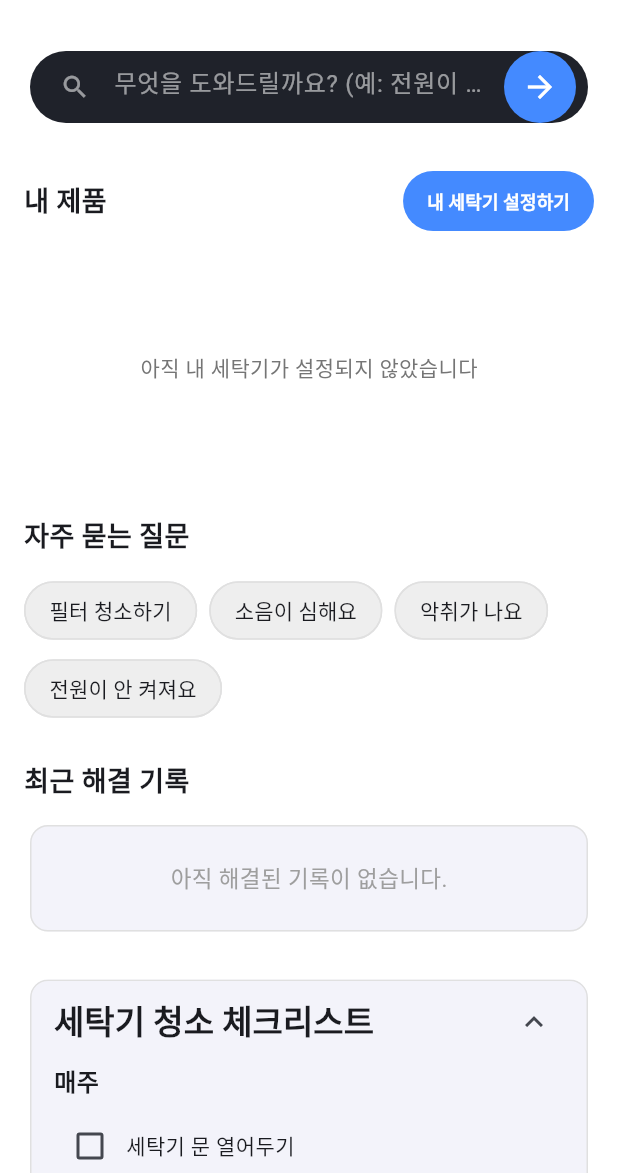
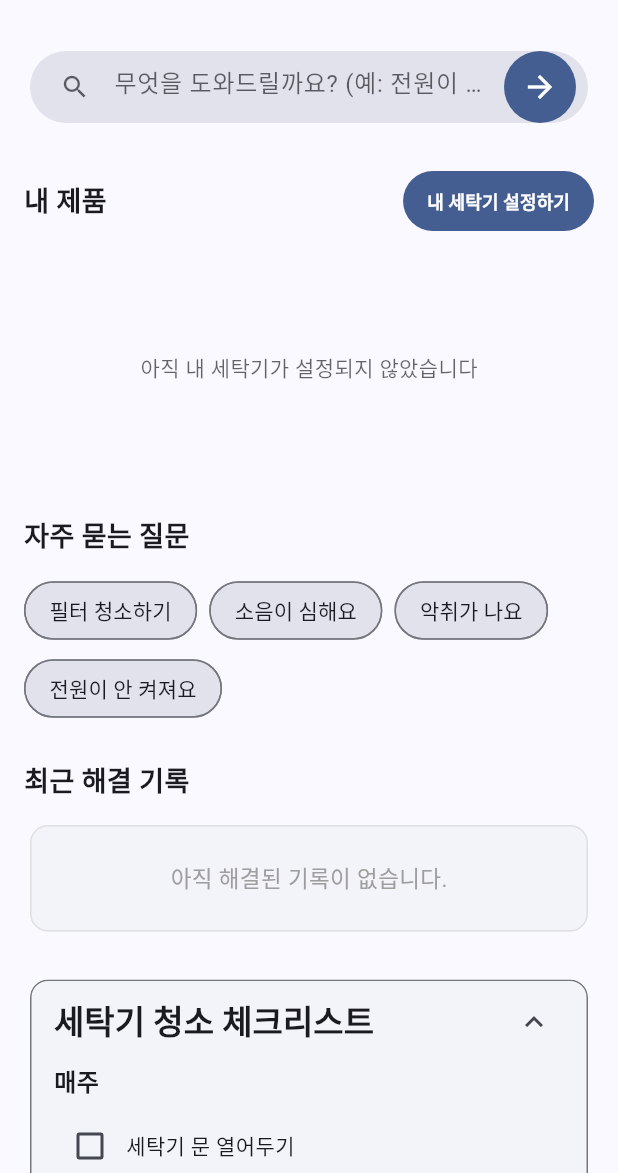
Before and after one commit to jw77668/Mobile_programming_Group, a Flutter app: the HomePage screen opened directly, on a phone screen of 412 x 824 dp, the part 63-1236 px from its top. Run offline on Flutter 3.47's test engine with Material 3 defaults, Android fonts, the phone set to English and light mode, and no system bars; our stand-ins replace hive, hive_flutter, image_picker, shared_preferences; missing offline and left inert: flutter_quill, syncfusion_flutter_pdfviewer; accounts and stored records are empty; network calls fail.

Commit message:
메모장 미리보기, 레이아웃, 기능 수정

```diff
--- a/lib/pages/home_page.dart
+++ b/lib/pages/home_page.dart
@@ -34,6 +34,7 @@ class HomePage extends StatelessWidget {
   @override
   Widget build(BuildContext context) {
     final myWasher = Provider.of<WasherService>(context).currentWasher;
+    final theme = Theme.of(context);
 
     return Scaffold(
       appBar: AppBar(
@@ -42,7 +43,7 @@ class HomePage extends StatelessWidget {
           style: TextStyle(fontWeight: FontWeight.bold),
         ),
         centerTitle: true,
-        backgroundColor: Colors.white,
+        backgroundColor: theme.scaffoldBackgroundColor,
         elevation: 0,
       ),
       body: SingleChildScrollView(
@@ -72,11 +73,12 @@ class HomePage extends StatelessWidget {
           ],
         ),
       ),
-      backgroundColor: Colors.white,
+      backgroundColor: theme.scaffoldBackgroundColor,
     );
   }
 
   Widget _buildMemoSection(BuildContext context) {
+    final theme = Theme.of(context);
     return InkWell(
       onTap: () => _navigateToNoteList(context),
       borderRadius: BorderRadius.circular(12),
@@ -84,19 +86,19 @@ class HomePage extends StatelessWidget {
         elevation: 0,
         shape: RoundedRectangleBorder(
           borderRadius: BorderRadius.circular(12),
-          side: BorderSide(color: Colors.grey[300]!),
+          side: BorderSide(color: theme.dividerColor),
         ),
-        child: const Padding(
-          padding: EdgeInsets.symmetric(vertical: 4.0),
+        child: Padding(
+          padding: const EdgeInsets.symmetric(vertical: 4.0),
           child: ListTile(
-            leading: Icon(Icons.note_alt, color: Colors.blueAccent, size: 28),
-            title: Text(
+            leading: Icon(Icons.note_alt, color: theme.colorScheme.primary, size: 28),
+            title: const Text(
               '메모 리스트',
               style: TextStyle(fontWeight: FontWeight.w500),
             ),
             trailing: Icon(
               Icons.arrow_forward_ios,
-              color: Colors.grey,
+              color: theme.hintColor,
               size: 18,
             ),
           ),
@@ -106,6 +108,7 @@ class HomePage extends StatelessWidget {
   }
 
   Widget _buildSearchCard(BuildContext context, WasherModel? myWasher) {
+    final theme = Theme.of(context);
     return InkWell(
       onTap: () {
         if (myWasher != null) {
@@ -121,24 +124,24 @@ class HomePage extends StatelessWidget {
       },
       child: Card(
         elevation: 0,
-        color: const Color(0xFF1F222A),
+        color: theme.colorScheme.surfaceVariant,
         shape: RoundedRectangleBorder(borderRadius: BorderRadius.circular(30)),
-        child: const IgnorePointer(
+        child: IgnorePointer(
           child: Padding(
-            padding: EdgeInsets.symmetric(horizontal: 8.0),
+            padding: const EdgeInsets.symmetric(horizontal: 8.0),
             child: TextField(
-              style: TextStyle(color: Colors.white),
+              style: TextStyle(color: theme.colorScheme.onSurfaceVariant),
               decoration: InputDecoration(
                 icon: Padding(
-                  padding: EdgeInsets.only(left: 12.0),
-                  child: Icon(Icons.search, color: Colors.white54, size: 20),
+                  padding: const EdgeInsets.only(left: 12.0),
+                  child: Icon(Icons.search, color: theme.hintColor, size: 20),
                 ),
                 hintText: '무엇을 도와드릴까요? (예: 전원이 안 켜져요)',
-                hintStyle: TextStyle(color: Colors.white54),
+                hintStyle: TextStyle(color: theme.hintColor),
                 border: InputBorder.none,
                 suffixIcon: CircleAvatar(
-                  backgroundColor: Colors.blueAccent,
-                  child: Icon(Icons.arrow_forward, color: Colors.white),
+                  backgroundColor: theme.colorScheme.primary,
+                  child: Icon(Icons.arrow_forward, color: theme.colorScheme.onPrimary),
                 ),
               ),
             ),
@@ -149,6 +152,7 @@ class HomePage extends StatelessWidget {
   }
 
   Widget _buildSectionHeader(BuildContext context, String title) {
+    final theme = Theme.of(context);
     return Row(
       mainAxisAlignment: MainAxisAlignment.spaceBetween,
       children: [
@@ -160,8 +164,8 @@ class HomePage extends StatelessWidget {
           TextButton(
             onPressed: () => _navigateToFindWasher(context),
             style: TextButton.styleFrom(
-              backgroundColor: Colors.blueAccent,
-              foregroundColor: Colors.white,
+              backgroundColor: theme.colorScheme.primary,
+              foregroundColor: theme.colorScheme.onPrimary,
               padding: const EdgeInsets.symmetric(horizontal: 16, vertical: 10),
               shape: RoundedRectangleBorder(
                 borderRadius: BorderRadius.circular(24),
@@ -177,13 +181,14 @@ class HomePage extends StatelessWidget {
   }
 
   Widget _buildProductList(BuildContext context, WasherModel? myWasher) {
+    final theme = Theme.of(context);
     if (myWasher == null) {
       return SizedBox(
         height: 150,
         child: Center(
           child: Text(
             '아직 내 세탁기가 설정되지 않았습니다',
-            style: TextStyle(fontSize: 14, color: Colors.grey[600]),
+            style: TextStyle(fontSize: 14, color: theme.hintColor),
           ),
         ),
       );
@@ -198,6 +203,7 @@ class HomePage extends StatelessWidget {
   }
 
   Widget _buildProductCard(BuildContext context, WasherModel washer) {
+    final theme = Theme.of(context);
     return InkWell(
       onTap: () => Navigator.push(
         context,
@@ -208,7 +214,7 @@ class HomePage extends StatelessWidget {
         elevation: 0,
         shape: RoundedRectangleBorder(
           borderRadius: BorderRadius.circular(12),
-          side: BorderSide(color: Colors.grey[300]!),
+          side: BorderSide(color: theme.dividerColor),
         ),
         child: Container(
           width: 120,
@@ -224,14 +230,14 @@ class HomePage extends StatelessWidget {
                     errorBuilder: (context, error, stackTrace) {
                       return Container(
                         decoration: BoxDecoration(
-                          color: Colors.grey[200],
+                          color: theme.colorScheme.surfaceVariant,
                           borderRadius: BorderRadius.circular(8),
                         ),
-                        child: const Center(
+                        child: Center(
                           child: Icon(
                             Icons.local_laundry_service,
                             size: 40,
-                            color: Colors.grey,
+                            color: theme.hintColor,
                           ),
                         ),
                       );
@@ -268,16 +274,17 @@ class HomePage extends StatelessWidget {
   }
 
   Widget _buildFaqChip(BuildContext context, String label, Widget page) {
+    final theme = Theme.of(context);
     return ActionChip(
       label: Text(label),
       onPressed: () => Navigator.push(
         context,
         MaterialPageRoute(builder: (context) => page),
       ),
-      backgroundColor: Colors.grey[200],
+      backgroundColor: theme.colorScheme.surfaceVariant,
       shape: RoundedRectangleBorder(
         borderRadius: BorderRadius.circular(20),
-        side: BorderSide(color: Colors.grey[300]!),
+        side: BorderSide(color: theme.dividerColor),
       ),
     );
   }
--- a/lib/widgets/washer_checklist.dart
+++ b/lib/widgets/washer_checklist.dart
@@ -15,11 +15,12 @@ class _WasherChecklistState extends State<WasherChecklist> {
 
   @override
   Widget build(BuildContext context) {
+    final theme = Theme.of(context);
     return Card(
       elevation: 0,
       shape: RoundedRectangleBorder(
         borderRadius: BorderRadius.circular(12),
-        side: BorderSide(color: Colors.grey[300]!),
+        side: BorderSide(color: theme.dividerColor),
       ),
       clipBehavior: Clip.antiAlias,
       child: Column(
@@ -75,6 +76,7 @@ class _WasherChecklistState extends State<WasherChecklist> {
   }
 
   Widget _buildChecklistItem(BuildContext context, ChecklistItem item) {
+    final theme = Theme.of(context);
     return InkWell(
       onTap: () {
         Provider.of<ChecklistProvider>(context, listen: false).toggleItem(item.id);
@@ -92,7 +94,7 @@ class _WasherChecklistState extends State<WasherChecklist> {
                 IconButton(
                   icon: Icon(
                     item.reminder != null ? Icons.notifications_active : Icons.notifications_on_outlined,
-                    color: item.reminder != null ? Theme.of(context).primaryColor : Colors.grey,
+                    color: item.reminder != null ? theme.colorScheme.primary : theme.hintColor,
                   ),
                   onPressed: () {
                     final provider = Provider.of<ChecklistProvider>(context, listen: false);
@@ -131,7 +133,7 @@ class _WasherChecklistState extends State<WasherChecklist> {
                         style: TextStyle(
                           fontSize: 10,
                           fontWeight: FontWeight.bold,
-                          color: Theme.of(context).primaryColor,
+                          color: theme.colorScheme.primary,
                         ),
                       );
                     },
```
Also changed, not shown: lib/pages/note_editor_page.dart (+158 -41 lines), lib/pages/note_models.dart (+17 -0 lines), lib/pages/notes_list_page.dart (+27 -9 lines).
